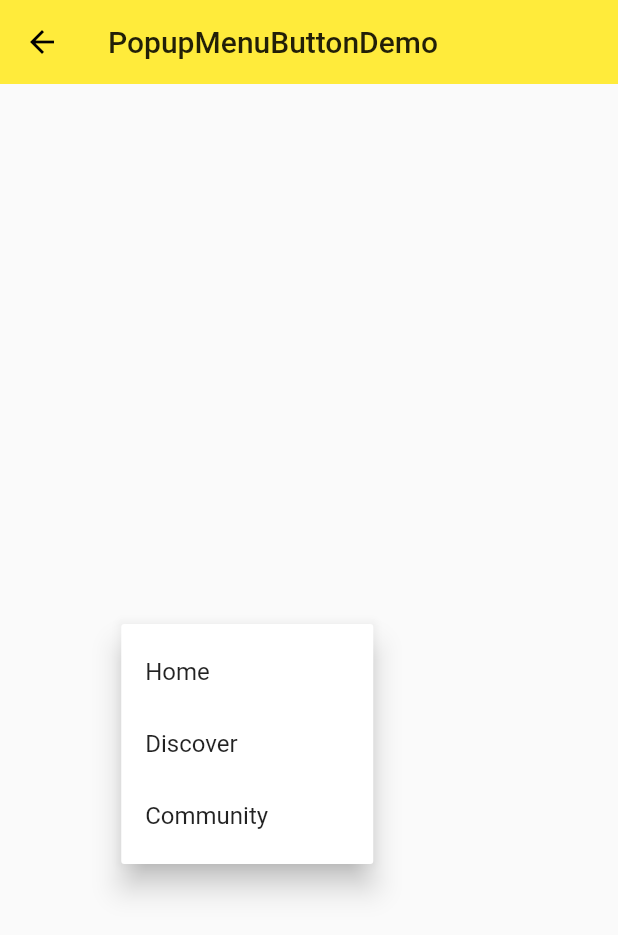
After one commit to persilee/flutter_pro, a Flutter app: the PopupMenuButtonDemo screen opened directly, after a tap on the "more vert" icon, on a phone screen of 412 x 824 dp. The commit adds this screen. Shown: the top 935 px of the screen. Run offline on Flutter 3.47's test engine with Material 2 defaults, Android fonts, the phone set to English and light mode, and no system bars.

Commit message:
add PopupMenuButtonDemo

```diff
--- a/lib/demo/components_demo.dart
+++ b/lib/demo/components_demo.dart
@@ -1,6 +1,7 @@
 import 'package:flutter/material.dart';
 import '../demo/button_demo.dart';
 import '../demo/floating_action_button_demo.dart';
+import '../demo/popup_menu_button_demo.dart';
 class ComponentsDome extends StatelessWidget {
   @override
   Widget build(BuildContext context) {
@@ -13,6 +14,7 @@ class ComponentsDome extends StatelessWidget {
         children: < Widget > [
           ListItem(title: 'FloatingActionButton', page: FloatingActionButtonDemo(), ),
           ListItem(title: 'Button', page: ButtonDemo(), ),
+          ListItem(title: 'PopupMenuButtonDemo', page: PopupMenuButtonDemo(), ),
         ],
       ),
     );
--- /dev/null
+++ b/lib/demo/popup_menu_button_demo.dart
@@ -0,0 +1,55 @@
+import 'package:flutter/material.dart';
+
+class PopupMenuButtonDemo extends StatefulWidget {
+  @override
+  _PopupMenuButtonDemoState createState() => _PopupMenuButtonDemoState();
+}
+
+class _PopupMenuButtonDemoState extends State < PopupMenuButtonDemo > {
+  String _currentMenuItem = 'Home';
+  @override
+  Widget build(BuildContext context) {
+    return Scaffold(
+      appBar: AppBar(
+        title: Text('PopupMenuButtonDemo'),
+        elevation: 0.0,
+      ),
+      body: Container(
+        padding: EdgeInsets.all(18.0),
+        child: Column(
+          mainAxisAlignment: MainAxisAlignment.center,
+          children: < Widget > [
+            Row(
+              mainAxisAlignment: MainAxisAlignment.center,
+              children: < Widget > [
+                Text(_currentMenuItem),
+                PopupMenuButton(
+                  onSelected: (value) {
+                    print(value);
+                    setState(() {
+                      _currentMenuItem = value;
+                    });
+                  },
+                  itemBuilder: (BuildContext context) => [
+                    PopupMenuItem(
+                      value: 'Home',
+                      child: Text('Home'),
+                    ),
+                    PopupMenuItem(
+                      value: 'Discover',
+                      child: Text('Discover'),
+                    ),
+                    PopupMenuItem(
+                      value: 'Community ',
+                      child: Text('Community'),
+                    ),
+                  ],
+                ),
+              ],
+            ),
+          ],
+        ),
+      ),
+    );
+  }
+}
```
